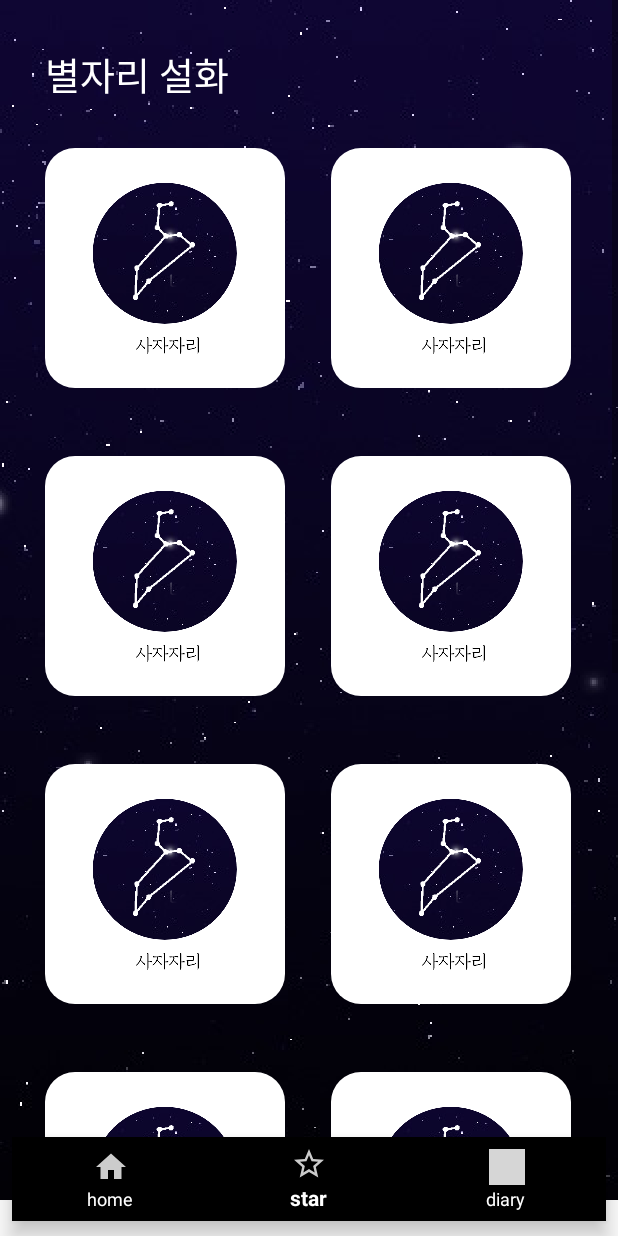
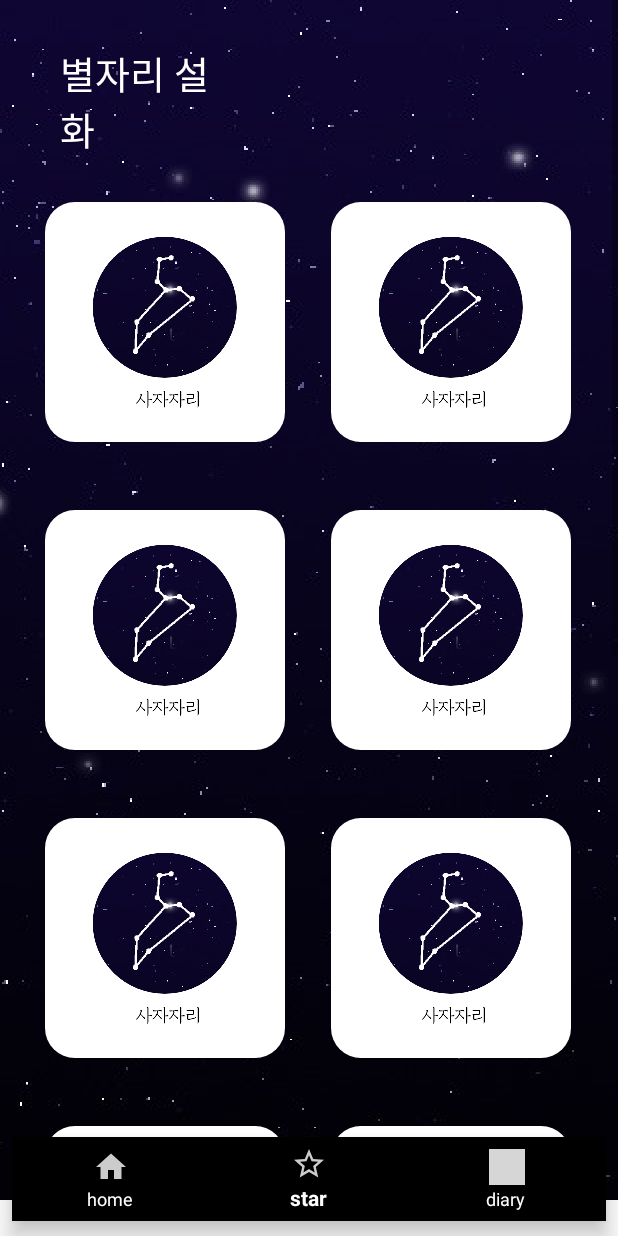
Before and after one commit to ChoSounhyung/MyLittleStarDiary, an Android app: the StarActivity screen opened directly, with no data from a screen before it, on a phone screen of 412 x 824 dp. Run offline under Robolectric (Android 15) with nearby library versions, the phone set to English and light mode, and no system bars; grey boxes are pictures that could not be loaded.

Commit message:
web font 추가, 적용

```diff
--- a/app/src/main/res/layout/activity_star.xml
+++ b/app/src/main/res/layout/activity_star.xml
@@ -32,10 +32,11 @@
             <TextView
                 android:layout_width="match_parent"
                 android:layout_height="wrap_content"
-                android:layout_marginLeft="30dp"
+                android:layout_marginLeft="40dp"
                 android:layout_marginTop="30dp"
                 android:layout_marginRight="250dp"
                 android:text="별자리 설화"
+                android:fontFamily="@font/main_font_regular"
                 android:textSize="25sp"
                 android:textColor="@color/white"/>
 
```
Also changed, not shown: app/src/main/res/font/main_font.xml (added, +7 -0 lines), 2 other files.
